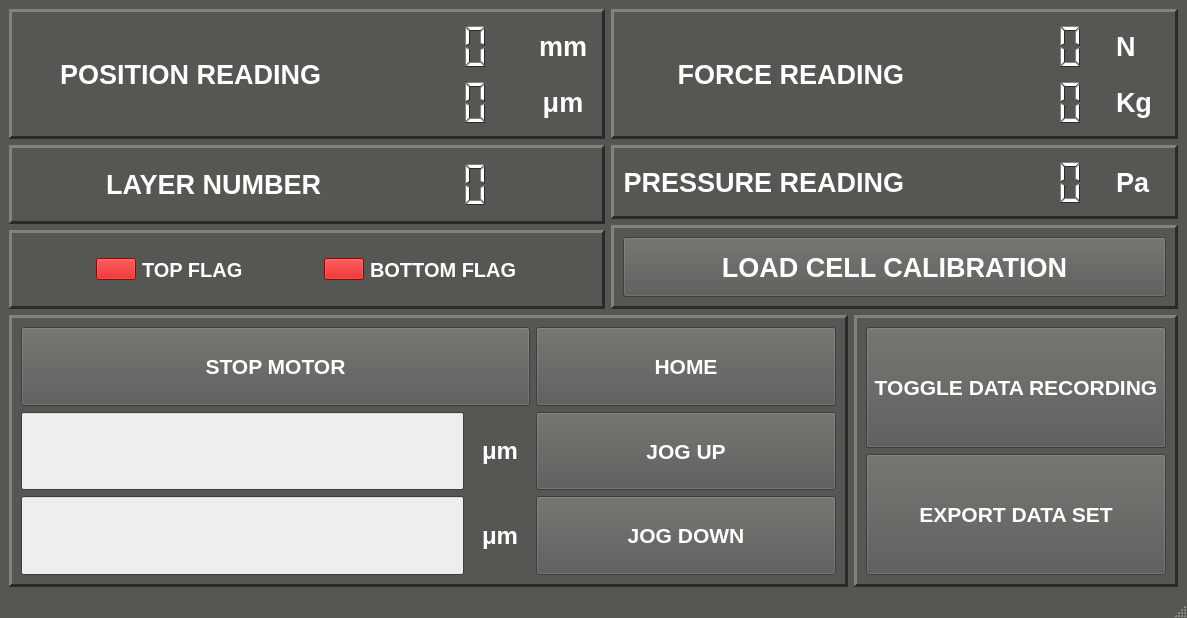
This is newBlackBetty.ui in georgeExotic/BlackBetty_v2 as Qt 5 draws it before an edit. The edited form follows.
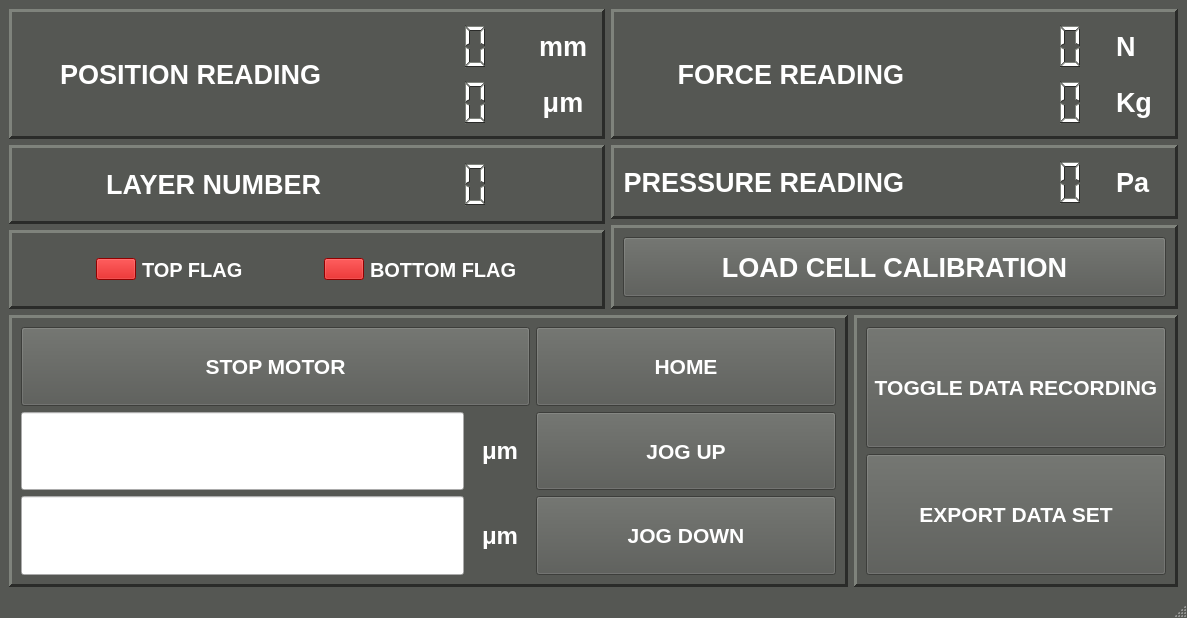
This is the edited form.

```diff
--- a/newBlackBetty.ui
+++ b/newBlackBetty.ui
@@ -1270,6 +1270,9 @@
                <bold>true</bold>
               </font>
              </property>
+             <property name="styleSheet">
+              <string notr="true">color: rgb(0, 0, 0);</string>
+             </property>
              <property name="alignment">
               <set>Qt::AlignRight|Qt::AlignTrailing|Qt::AlignVCenter</set>
              </property>
@@ -1329,6 +1332,12 @@
                <bold>true</bold>
               </font>
              </property>
+             <property name="styleSheet">
+              <string notr="true">color: rgb(0, 0, 0);</string>
+             </property>
+             <property name="text">
+              <string/>
+             </property>
              <property name="alignment">
               <set>Qt::AlignRight|Qt::AlignTrailing|Qt::AlignVCenter</set>
              </property>
```
Left out of the diff: 2 changed lines with no effect on the pictures.
